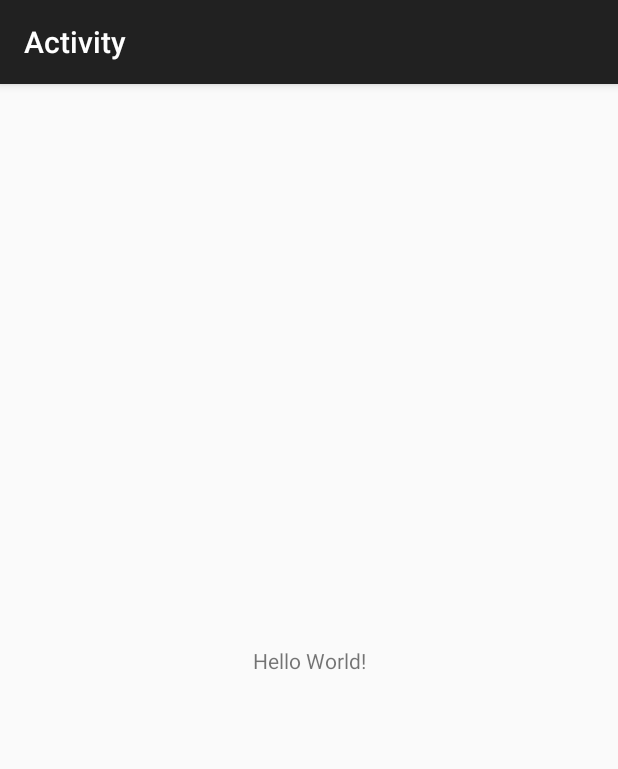
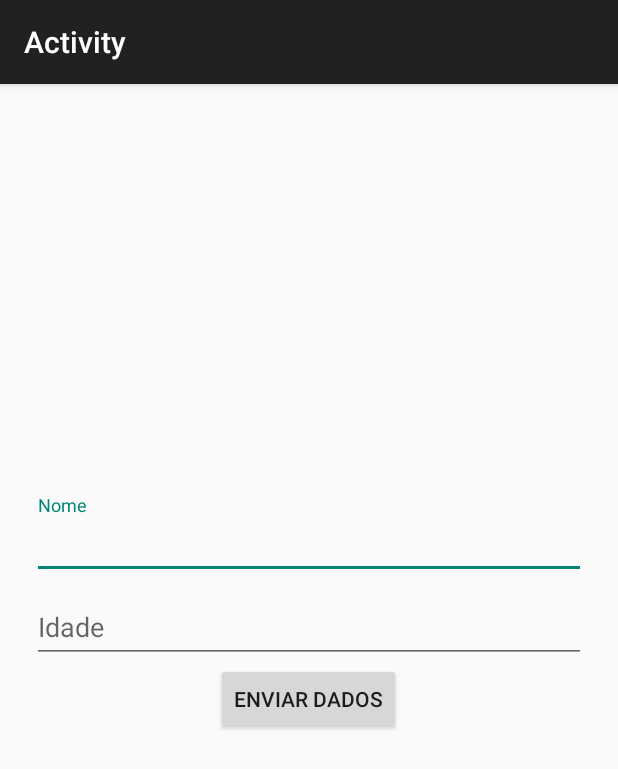
Before and after one commit to GuilhermeFdSilva/JME-Treinamentos, an Android app: the screen it shows after launch (MainActivity), on a phone screen of 412 x 824 dp. Shown: the top 769 px of the screen. Run offline under Robolectric (Android 15) with nearby library versions, the phone set to English and light mode, and no system bars.

Commit message:
Passando dados entre Activitys

```diff
--- a/Activity/app/src/main/AndroidManifest.xml
+++ b/Activity/app/src/main/AndroidManifest.xml
@@ -13,6 +13,9 @@
         android:theme="@style/Theme.Activity"
         tools:targetApi="31">
         <activity
+            android:name=".SegundaActivity"
+            android:exported="false" />
+        <activity
             android:name=".MainActivity"
             android:exported="true">
             <intent-filter>
--- a/Activity/app/src/main/java/com/guilherme/activity/MainActivity.java
+++ b/Activity/app/src/main/java/com/guilherme/activity/MainActivity.java
@@ -2,52 +2,35 @@ package com.guilherme.activity;
 
 import androidx.appcompat.app.AppCompatActivity;
 
+import android.content.Intent;
 import android.os.Bundle;
-import android.widget.Toast;
+import android.view.View;
+import android.widget.Button;
+
+import com.google.android.material.textfield.TextInputEditText;
 
 public class MainActivity extends AppCompatActivity {
+
+    private Button button;
+    private TextInputEditText nome, idade;
 
     @Override
     protected void onCreate(Bundle savedInstanceState) {
         super.onCreate(savedInstanceState);
         setContentView(R.layout.activity_main);
 
-        Toast.makeText(this, "OnCreate", Toast.LENGTH_SHORT).show();
-    }
+        this.button = findViewById(R.id.buttonEnviar);
+        this.nome = findViewById(R.id.inputNome);
+        this.idade = findViewById(R.id.inputIdade);
 
-    @Override
-    protected void onStart() {
-        super.onStart();
-        Toast.makeText(this, "OnStart", Toast.LENGTH_SHORT).show();
-    }
-
-    @Override
-    protected void onResume() {
-        super.onResume();
-        Toast.makeText(this, "OnResume", Toast.LENGTH_SHORT).show();
-    }
-
-    @Override
-    protected void onPause() {
-        super.onPause();
-        Toast.makeText(this, "OnPause", Toast.LENGTH_SHORT).show();
-    }
-
-    @Override
-    protected void onStop() {
-        super.onStop();
-        Toast.makeText(this, "OnStop", Toast.LENGTH_SHORT).show();
-    }
-
-    @Override
-    protected void onRestart() {
-        super.onRestart();
-        Toast.makeText(this, "OnRestart", Toast.LENGTH_SHORT).show();
-    }
-
-    @Override
-    protected void onDestroy() {
-        super.onDestroy();
-        Toast.makeText(this, "OnDestroy", Toast.LENGTH_SHORT).show();
+        this.button.setOnClickListener(new View.OnClickListener() {
+            @Override
+            public void onClick(View view) {
+                Intent intent = new Intent(getApplicationContext(), SegundaActivity.class);
+                intent.putExtra("nome", nome.getText().toString());
+                intent.putExtra("idade", idade.getText().toString());
+                startActivity(intent);
+            }
+        });
     }
 }
--- a/Activity/app/src/main/res/layout/activity_main.xml
+++ b/Activity/app/src/main/res/layout/activity_main.xml
@@ -1,18 +1,53 @@
 <?xml version="1.0" encoding="utf-8"?>
-<androidx.constraintlayout.widget.ConstraintLayout xmlns:android="http://schemas.android.com/apk/res/android"
-    xmlns:app="http://schemas.android.com/apk/res-auto"
+<LinearLayout xmlns:android="http://schemas.android.com/apk/res/android"
     xmlns:tools="http://schemas.android.com/tools"
     android:layout_width="match_parent"
-    android:layout_height="match_parent"
+    android:layout_height="wrap_content"
+    android:layout_gravity="center"
+    android:gravity="center_horizontal"
+    android:orientation="vertical"
+    android:paddingBottom="60dp"
     tools:context=".MainActivity">
 
-    <TextView
+    <com.google.android.material.textfield.TextInputLayout
+        android:id="@+id/textInputLayout2"
+        android:layout_width="409dp"
+        android:layout_height="wrap_content"
+        android:paddingLeft="20dp"
+        android:paddingRight="20dp"
+        tools:layout_editor_absoluteX="1dp"
+        tools:layout_editor_absoluteY="237dp">
+
+        <com.google.android.material.textfield.TextInputEditText
+            android:id="@+id/inputNome"
+            android:layout_width="match_parent"
+            android:layout_height="wrap_content"
+            android:hint="Nome"
+            android:inputType="text|textPersonName" />
+    </com.google.android.material.textfield.TextInputLayout>
+
+    <com.google.android.material.textfield.TextInputLayout
+        android:id="@+id/textInputLayout"
+        android:layout_width="409dp"
+        android:layout_height="wrap_content"
+        android:paddingLeft="20dp"
+        android:paddingRight="20dp"
+        tools:layout_editor_absoluteX="1dp"
+        tools:layout_editor_absoluteY="482dp">
+
+        <com.google.android.material.textfield.TextInputEditText
+            android:id="@+id/inputIdade"
+            android:layout_width="match_parent"
+            android:layout_height="wrap_content"
+            android:hint="Idade"
+            android:inputType="number" />
+    </com.google.android.material.textfield.TextInputLayout>
+
+    <Button
+        android:id="@+id/buttonEnviar"
         android:layout_width="wrap_content"
         android:layout_height="wrap_content"
-        android:text="Hello World!"
-        app:layout_constraintBottom_toBottomOf="parent"
-        app:layout_constraintEnd_toEndOf="parent"
-        app:layout_constraintStart_toStartOf="parent"
-        app:layout_constraintTop_toTopOf="parent" />
-
-</androidx.constraintlayout.widget.ConstraintLayout>
+        android:text="Enviar dados"
+        tools:layout_editor_absoluteX="145dp"
+        tools:layout_editor_absoluteY="554dp" />
+</LinearLayout>
```
Also changed, not shown: Activity/app/src/main/java/com/guilherme/activity/SegundaActivity.java (added, +29 -0 lines), Activity/app/src/main/res/layout/activity_segunda.xml (added, +31 -0 lines).
